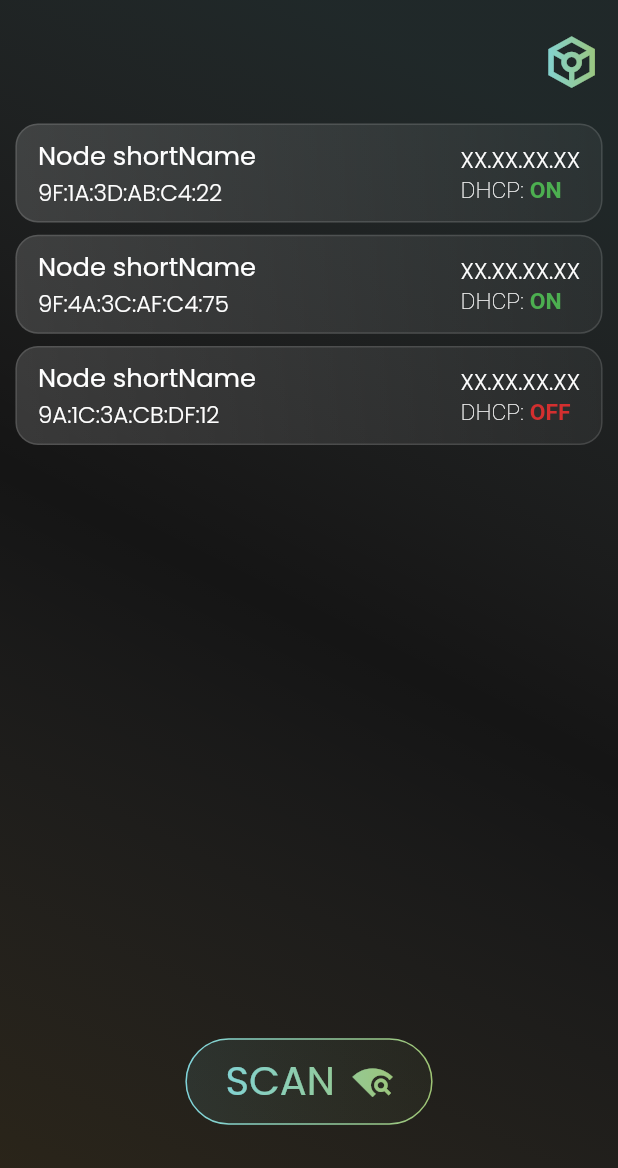
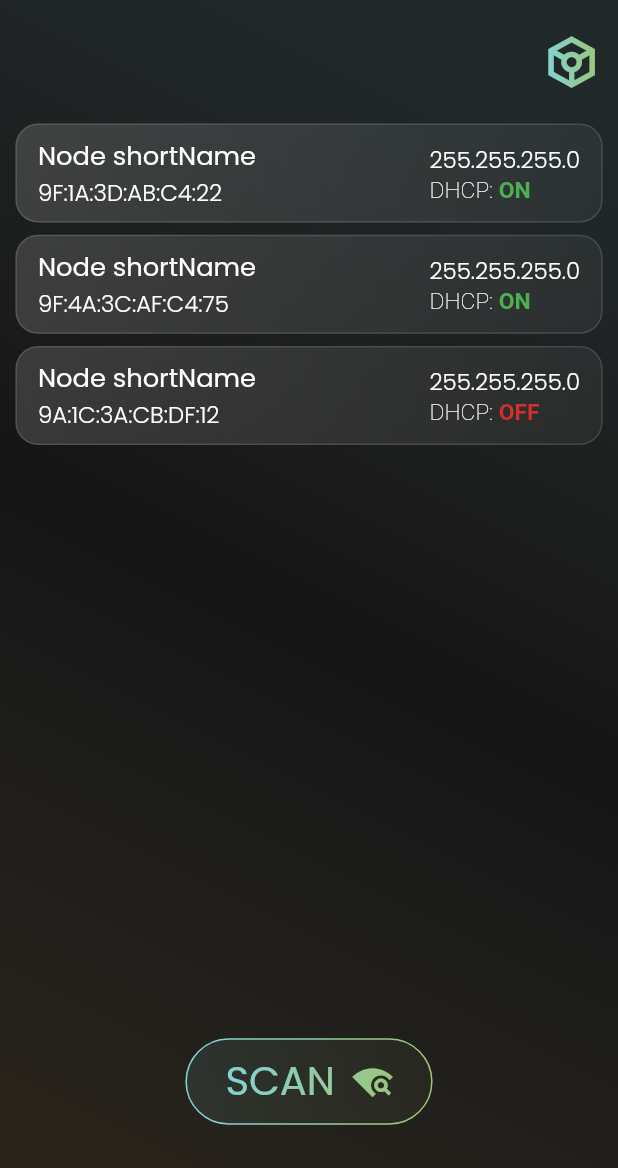
Before and after one commit to the1der/artnet_app, a Flutter app: the screen it shows after launch, on a phone screen of 412 x 824 dp. Shown: the top 1168 px of the screen. Run offline on Flutter 3.47's test engine with Material 2 defaults, Android fonts, the phone set to English and light mode, and no system bars; our stand-ins replace equatable, flutter_bloc, flutter_screenutil, gradient_borders; missing offline and left inert: dart:ffi, udp.

Commit message:
add netmask

```diff
--- a/lib/screens/home/home_screen.dart
+++ b/lib/screens/home/home_screen.dart
@@ -18,6 +18,7 @@ class HomeScreen extends StatelessWidget {
   ArtNetNode artNetNode = ArtNetNode(
     nodeIp: InternetAddress("192.168.1.2"),
     longName: "Node longName",
+    netMask: InternetAddress("255.255.255.0"),
     shortName: "Node shortName",
     macAddress: "9F:1A:3D:AB:C4:22",
     dhcpCapable: false,
@@ -26,6 +27,7 @@ class HomeScreen extends StatelessWidget {
   ArtNetNode artNetNode1 = ArtNetNode(
       nodeIp: InternetAddress("192.168.1.10"),
       longName: "Node longName",
+      netMask: InternetAddress("255.255.255.0"),
       shortName: "Node shortName",
       macAddress: "9F:4A:3C:AF:C4:75",
       dhcpCapable: false,
@@ -36,6 +38,7 @@ class HomeScreen extends StatelessWidget {
       longName: "Node longName",
       shortName: "Node shortName",
       macAddress: "9A:1C:3A:CB:DF:12",
+      netMask: InternetAddress("255.255.255.0"),
       dhcpCapable: false,
       dhcpEnabled: false);
   @override
```
